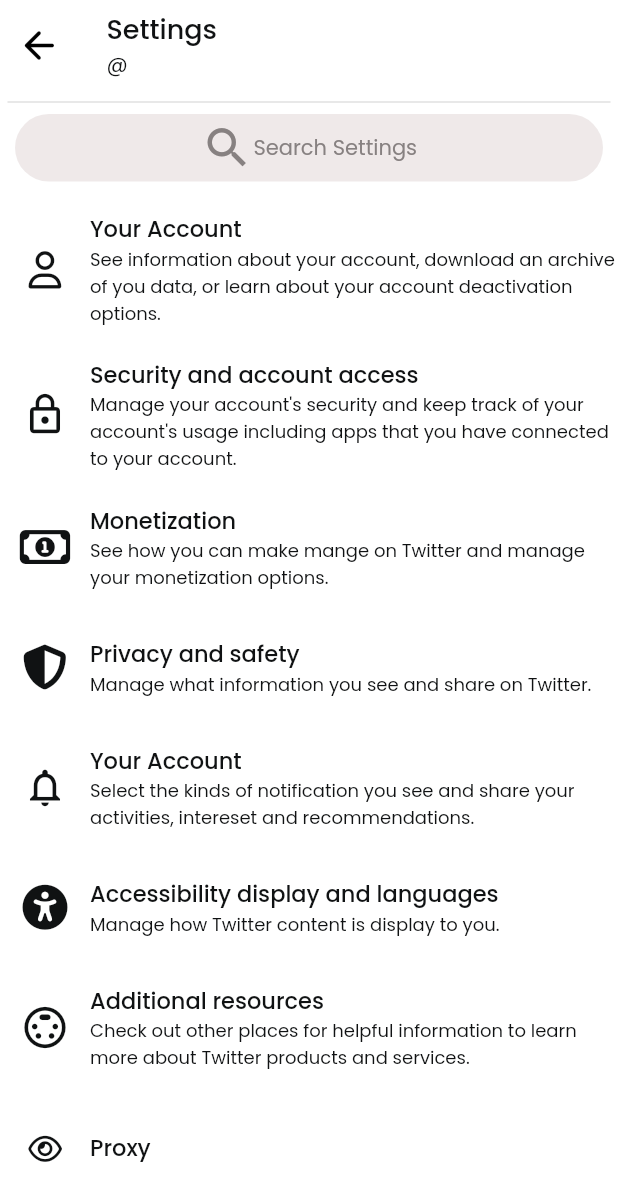
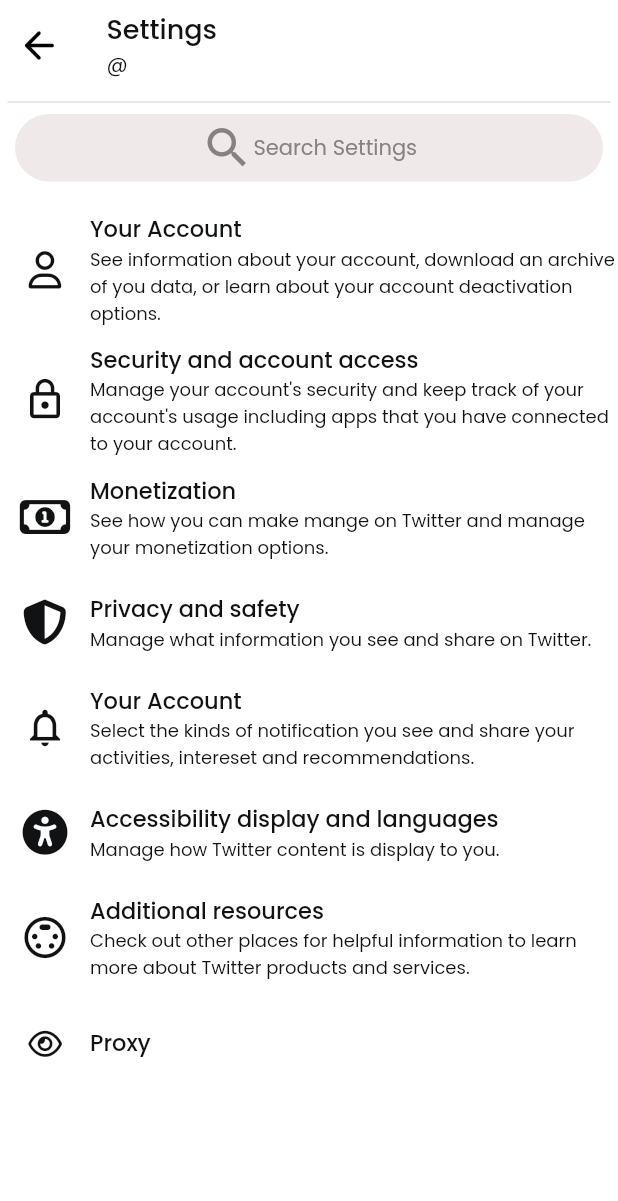
Before and after one commit to pankaj-sharma-hawk/ff-twitter, a Flutter app: the SettingWidget screen opened directly, on a phone screen of 412 x 824 dp. Shown: the top 1201 px of the screen. Run offline on Flutter 3.47's test engine with Material 2 defaults, Android fonts, the phone set to English and light mode, and no system bars; our stand-ins replace auto_size_text, built_collection, built_value, cached_network_image, cloud_firestore, easy_debounce and 17 more; missing offline and left inert: algolia, json_path, mime_type; accounts and stored records are empty; network calls fail.

Commit message:
Updating to latest FlutterFlow output.

```diff
--- a/lib/home_page/home_page_widget.dart
+++ b/lib/home_page/home_page_widget.dart
@@ -255,7 +255,7 @@ class _HomePageWidgetState extends State<HomePageWidget>
                     ),
                     Container(
                       width: double.infinity,
-                      height: 300,
+                      height: 280,
                       decoration: BoxDecoration(
                         color: FlutterFlowTheme.of(context).primaryBackground,
                       ),
@@ -459,7 +459,7 @@ class _HomePageWidgetState extends State<HomePageWidget>
                     Divider(),
                     Container(
                       width: double.infinity,
-                      height: 100,
+                      height: 90,
                       decoration: BoxDecoration(
                         color: FlutterFlowTheme.of(context).primaryBackground,
                       ),
@@ -543,7 +543,7 @@ class _HomePageWidgetState extends State<HomePageWidget>
                     Divider(),
                     Container(
                       width: double.infinity,
-                      height: 80,
+                      height: 90,
                       decoration: BoxDecoration(
                         color: FlutterFlowTheme.of(context).primaryBackground,
                       ),
--- a/lib/setting/setting_widget.dart
+++ b/lib/setting/setting_widget.dart
@@ -159,7 +159,7 @@ class _SettingWidgetState extends State<SettingWidget> {
                   mainAxisSize: MainAxisSize.max,
                   children: [
                     Padding(
-                      padding: EdgeInsetsDirectional.fromSTEB(0, 0, 0, 20),
+                      padding: EdgeInsetsDirectional.fromSTEB(0, 0, 0, 10),
                       child: Row(
                         mainAxisSize: MainAxisSize.max,
                         children: [
@@ -226,7 +226,7 @@ class _SettingWidgetState extends State<SettingWidget> {
                       ),
                     ),
                     Padding(
-                      padding: EdgeInsetsDirectional.fromSTEB(0, 0, 0, 20),
+                      padding: EdgeInsetsDirectional.fromSTEB(0, 0, 0, 10),
                       child: Row(
                         mainAxisSize: MainAxisSize.max,
                         children: [
@@ -293,7 +293,7 @@ class _SettingWidgetState extends State<SettingWidget> {
                       ),
                     ),
                     Padding(
-                      padding: EdgeInsetsDirectional.fromSTEB(0, 0, 0, 20),
+                      padding: EdgeInsetsDirectional.fromSTEB(0, 0, 0, 10),
                       child: Row(
                         mainAxisSize: MainAxisSize.max,
                         children: [
@@ -360,7 +360,7 @@ class _SettingWidgetState extends State<SettingWidget> {
                       ),
                     ),
                     Padding(
-                      padding: EdgeInsetsDirectional.fromSTEB(0, 0, 0, 20),
+                      padding: EdgeInsetsDirectional.fromSTEB(0, 0, 0, 10),
                       child: Row(
                         mainAxisSize: MainAxisSize.max,
                         children: [
@@ -427,7 +427,7 @@ class _SettingWidgetState extends State<SettingWidget> {
                       ),
                     ),
                     Padding(
-                      padding: EdgeInsetsDirectional.fromSTEB(0, 0, 0, 20),
+                      padding: EdgeInsetsDirectional.fromSTEB(0, 0, 0, 10),
                       child: Row(
                         mainAxisSize: MainAxisSize.max,
                         children: [
@@ -494,7 +494,7 @@ class _SettingWidgetState extends State<SettingWidget> {
                       ),
                     ),
                     Padding(
-                      padding: EdgeInsetsDirectional.fromSTEB(0, 0, 0, 20),
+                      padding: EdgeInsetsDirectional.fromSTEB(0, 0, 0, 10),
                       child: Row(
                         mainAxisSize: MainAxisSize.max,
                         children: [
@@ -561,7 +561,7 @@ class _SettingWidgetState extends State<SettingWidget> {
                       ),
                     ),
                     Padding(
-                      padding: EdgeInsetsDirectional.fromSTEB(0, 0, 0, 20),
+                      padding: EdgeInsetsDirectional.fromSTEB(0, 0, 0, 10),
                       child: Row(
                         mainAxisSize: MainAxisSize.max,
                         children: [
@@ -628,7 +628,7 @@ class _SettingWidgetState extends State<SettingWidget> {
                       ),
                     ),
                     Padding(
-                      padding: EdgeInsetsDirectional.fromSTEB(0, 0, 0, 20),
+                      padding: EdgeInsetsDirectional.fromSTEB(0, 0, 0, 10),
                       child: InkWell(
                         onTap: () async {
                           await Navigator.push(
```
